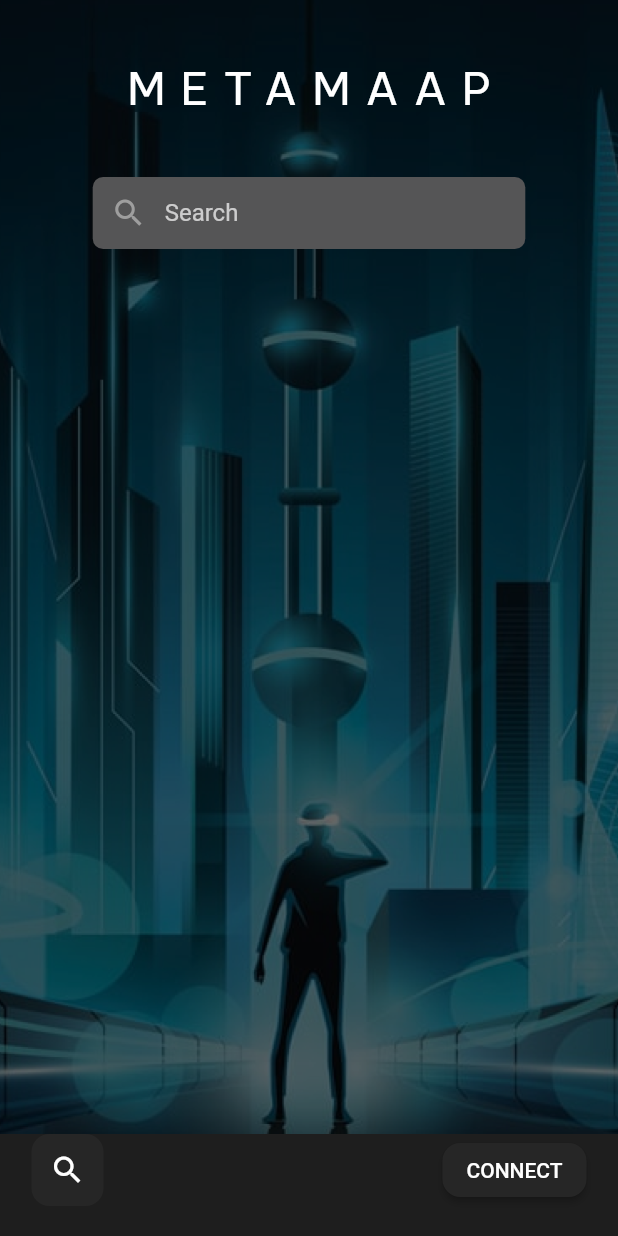
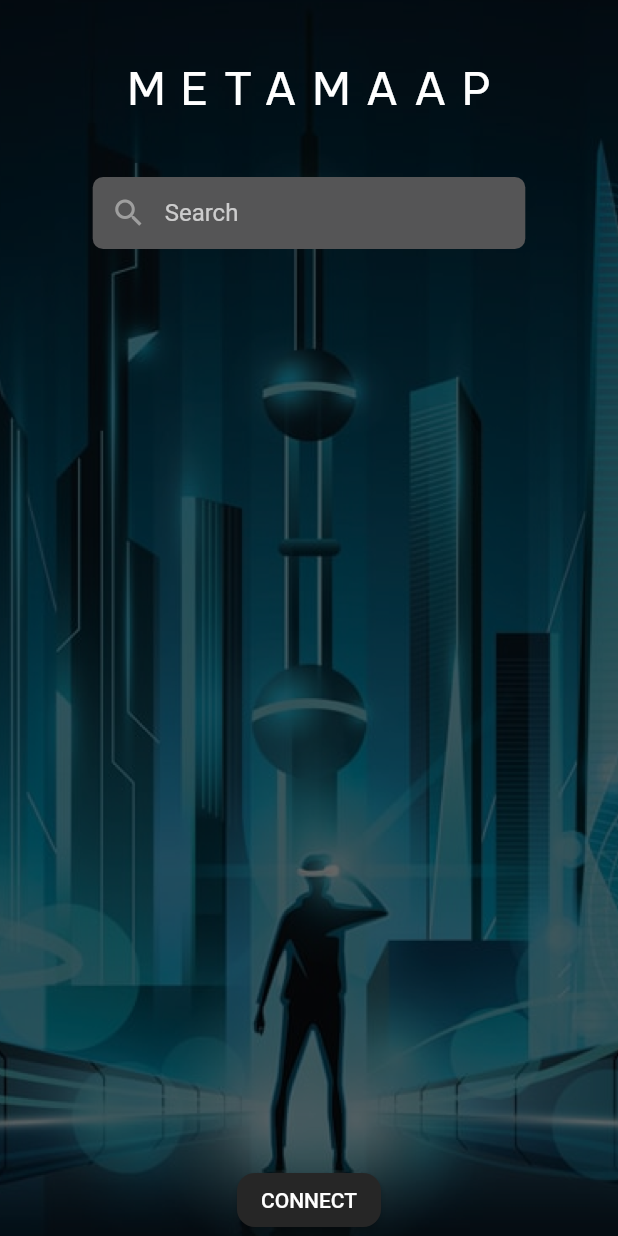
Before and after one commit to krifin/flutter-app-native, a Flutter app: the screen it shows after launch, on a phone screen of 412 x 824 dp. Run offline on Flutter 3.47's test engine with Material 2 defaults, Android fonts, the phone set to English and light mode, and no system bars; our stand-ins replace cloud_firestore, firebase_auth, firebase_core, webview_flutter; missing offline and left inert: walletconnect_dart; accounts and stored records are empty.

Commit message:
home page ui updated

```diff
--- a/lib/home.dart
+++ b/lib/home.dart
@@ -74,7 +74,10 @@ class _Home1State extends State<Home1> {
     return Scaffold(
       backgroundColor: Color(0xff1E1E1E),
       body: SafeArea(
-        child: Container(
+          child: Stack(
+        alignment: Alignment.bottomCenter,
+        children: [
+          Container(
             decoration: BoxDecoration(
                 image: DecorationImage(
               image: AssetImage("assets/background.png"),
@@ -128,24 +131,6 @@ class _Home1State extends State<Home1> {
               ],
             ),
           ),
-      ),
-      bottomNavigationBar: Container(
-        margin: EdgeInsets.only(left: 21, right: 21, bottom: 20),
-        child: Row(
-          mainAxisAlignment: MainAxisAlignment.spaceBetween,
-          children: [
-            Container(
-              decoration: BoxDecoration(
-                color: Color(0xff262626),
-                borderRadius: BorderRadius.circular(12.0),
-              ),
-              child: IconButton(
-                  onPressed: () {},
-                  icon: Icon(
-                    Icons.search,
-                    color: Colors.white,
-                  )),
-            ),
           ElevatedButton(
               style: ElevatedButton.styleFrom(
                 primary: Color(0xff262626),
@@ -161,8 +146,42 @@ class _Home1State extends State<Home1> {
                 style: TextStyle(color: Colors.white),
               ))
         ],
-        ),
-      ),
+      )),
+
+      // bottomNavigationBar: Container(
+      //   margin: EdgeInsets.only(left: 21, right: 21, bottom: 20),
+      //   child: Row(
+      //     mainAxisAlignment: MainAxisAlignment.spaceBetween,
+      //     children: [
+      //       Container(
+      //         decoration: BoxDecoration(
+      //           color: Color(0xff262626),
+      //           borderRadius: BorderRadius.circular(12.0),
+      //         ),
+      //         child: IconButton(
+      //             onPressed: () {},
+      //             icon: Icon(
+      //               Icons.search,
+      //               color: Colors.white,
+      //             )),
+      //       ),
+      //       ElevatedButton(
+      //           style: ElevatedButton.styleFrom(
+      //             primary: Color(0xff262626),
+      //             shape: RoundedRectangleBorder(
+      //               borderRadius: BorderRadius.circular(12.0),
+      //             ),
+      //           ),
+      //           onPressed: () {
+      //             Navigator.pushNamed(context, "connectnew");
+      //           },
+      //           child: Text(
+      //             "CONNECT",
+      //             style: TextStyle(color: Colors.white),
+      //           ))
+      //     ],
+      //   ),
+      // ),
     );
   }
 }
```
Lines whose indentation alone changed are shown as unchanged.
